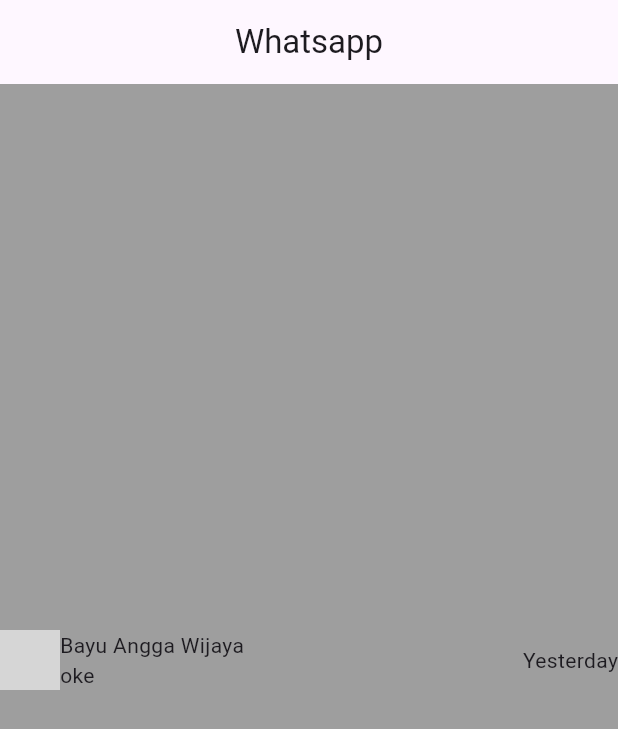
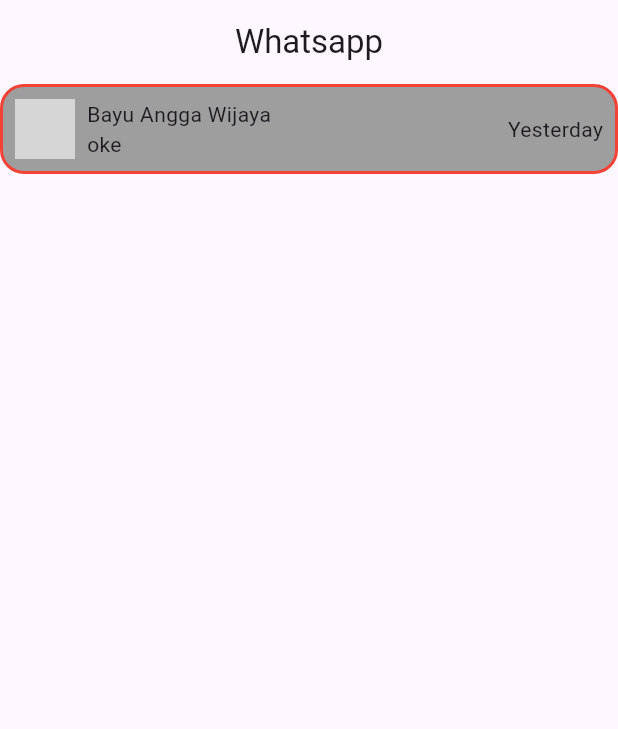
Before and after one commit to kanaydo/composing, a Flutter app: the screen it shows after launch, on a phone screen of 412 x 824 dp. Shown: the top 729 px of the screen. Run offline on Flutter 3.47's test engine with Material 2 defaults, Android fonts, the phone set to English and light mode, and no system bars; network calls fail; grey boxes are pictures that could not be loaded.

Commit message:
add widget decoration

```diff
--- a/lib/main.dart
+++ b/lib/main.dart
@@ -49,12 +49,25 @@
           title: const Text('Whatsapp'),
           centerTitle: true,
         ),
-        body: Container(
+        body: Column(
+          children: [
+            Container(
+              padding: EdgeInsets.all(8),
+              decoration: BoxDecoration(
                 color: Colors.grey,
+                border: Border.all(
+                  color: Colors.red,
+                  width: 2
+                ),
+                borderRadius: BorderRadius.circular(16)
+              ),
               child: Row(
                 crossAxisAlignment: CrossAxisAlignment.center,
                 children: [
-              CircleAvatar(backgroundImage: NetworkImage('https://picsum.photos/200/300')),
+                  CircleAvatar(
+                    backgroundImage: NetworkImage('https://picsum.photos/200/300')
+                  ),
+                  SizedBox(width: 8,),
                   Expanded(
                     child: Column(
                       mainAxisAlignment: MainAxisAlignment.center,
@@ -68,6 +81,9 @@
                   Text('Yesterday')
                 ],
               ),
+            ),
+
+          ],
         ));
   }
 }
```
Lines whose indentation alone changed are shown as unchanged.
